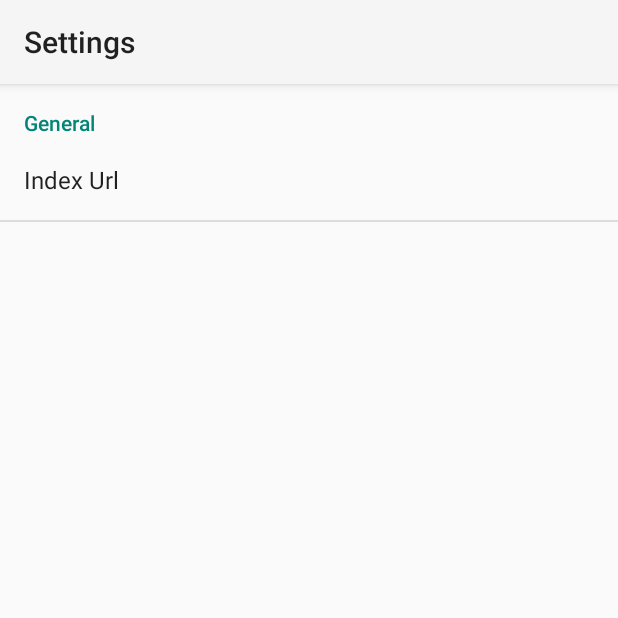
After one commit to nygrenh/index-android, an Android app: the SettingsActivity screen opened directly, with no data from a screen before it, on a phone screen of 412 x 824 dp, the top half of it. The commit adds this screen. Run offline under Robolectric (Android 15) with nearby library versions, the phone set to English and light mode, and no system bars.

Commit message:
Add Index Url preference

```diff
--- a/app/src/main/AndroidManifest.xml
+++ b/app/src/main/AndroidManifest.xml
@@ -21,6 +21,11 @@
                 <data android:mimeType="text/plain" />
             </intent-filter>
         </activity>
+
+        <activity
+            android:name=".preferences.SettingsActivity"
+            android:label="@string/settings_label">
+            </activity>
     </application>
 
 </manifest>
--- a/app/src/main/java/fi/henriknygren/index/MainScreen.java
+++ b/app/src/main/java/fi/henriknygren/index/MainScreen.java
@@ -4,10 +4,13 @@ import android.app.Activity;
 import android.content.Intent;
 import android.net.Uri;
 import android.os.Bundle;
+import android.preference.PreferenceManager;
 import android.view.Menu;
 import android.view.MenuItem;
 import android.webkit.WebView;
 import android.webkit.WebViewClient;
+
+import fi.henriknygren.index.preferences.SettingsActivity;
 
 public class MainScreen extends Activity {
 
@@ -19,6 +22,7 @@ public class MainScreen extends Activity {
     @Override
     protected void onCreate(Bundle savedInstanceState) {
         super.onCreate(savedInstanceState);
+        PreferenceManager.setDefaultValues(this, R.xml.preferences, false);
         mWebView = createWebView();
         setContentView(mWebView);
 
@@ -66,6 +70,7 @@ public class MainScreen extends Activity {
 
         //noinspection SimplifiableIfStatement
         if (id == R.id.action_settings) {
+            startActivity(new Intent(this, SettingsActivity.class));
             return true;
         }
 
--- /dev/null
+++ b/app/src/main/java/fi/henriknygren/index/preferences/SettingsActivity.java
@@ -0,0 +1,16 @@
+package fi.henriknygren.index.preferences;
+
+import android.app.Activity;
+import android.os.Bundle;
+import android.os.PersistableBundle;
+
+public class SettingsActivity extends Activity {
+
+    @Override
+    public void onCreate(Bundle savedInstanceState) {
+        super.onCreate(savedInstanceState);
+        getFragmentManager().beginTransaction()
+                .replace(android.R.id.content, new SettingsFragment())
+                .commit();
+    }
+}
--- /dev/null
+++ b/app/src/main/java/fi/henriknygren/index/preferences/SettingsFragment.java
@@ -0,0 +1,15 @@
+package fi.henriknygren.index.preferences;
+
+import android.os.Bundle;
+import android.preference.PreferenceFragment;
+
+import fi.henriknygren.index.R;
+
+public class SettingsFragment extends PreferenceFragment {
+
+    @Override
+    public void onCreate(Bundle savedInstanceState) {
+        super.onCreate(savedInstanceState);
+        addPreferencesFromResource(R.xml.preferences);
+    }
+}
--- a/app/src/main/res/values/strings.xml
+++ b/app/src/main/res/values/strings.xml
@@ -5,5 +5,7 @@
     <string name="title_activity_add">Index</string>
     <string name="hello_world">Hello world!</string>
     <string name="action_settings">Settings</string>
+    <string name="settings_label">Settings</string>
+    <string name="title_index_url">Index Url</string>
 
 </resources>
--- /dev/null
+++ b/app/src/main/res/xml/preferences.xml
@@ -0,0 +1,9 @@
+<PreferenceScreen xmlns:android="http://schemas.android.com/apk/res/android">
+    <PreferenceCategory android:title="General">
+        <EditTextPreference
+            android:key="settings_index_url"
+            android:title="@string/title_index_url"
+            android:defaultValue="https://theindex.herokuapp.com/"
+            />
+    </PreferenceCategory>
+</PreferenceScreen>
```
